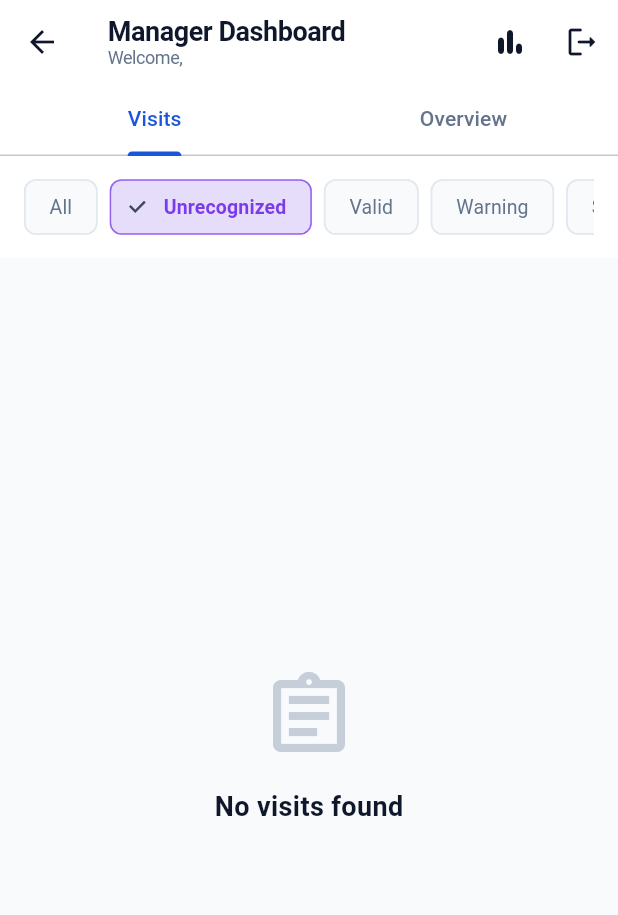
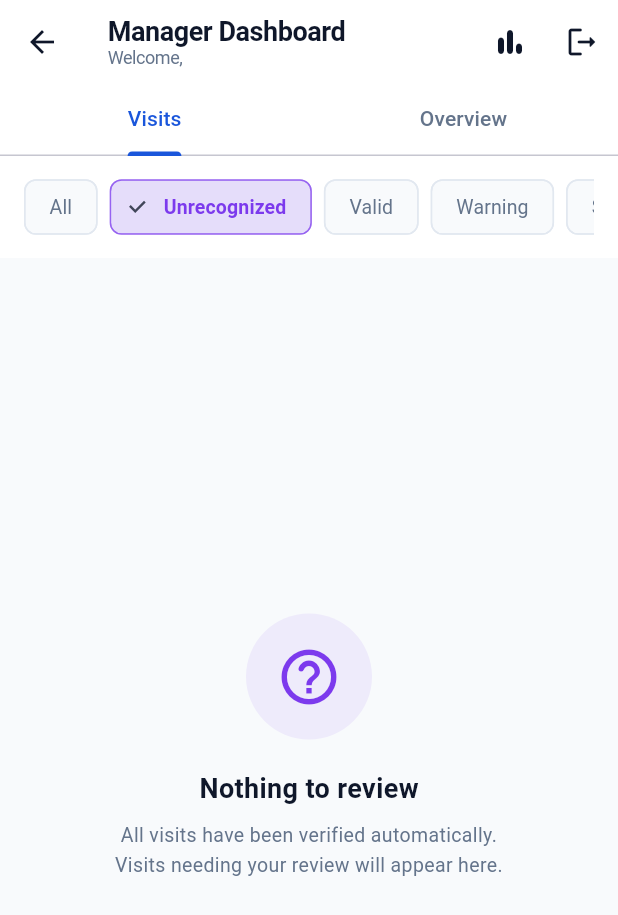
Before and after one commit to theashikd-git/queens-connect, a Flutter app: the ManagerDashboardScreen screen opened directly, after a tap on "Unrecognized", on a phone screen of 412 x 824 dp. Shown: the top 915 px of the screen. Run offline on Flutter 3.47's test engine with Material 3 defaults, Android fonts, the phone set to English and light mode, and no system bars; our stand-ins replace cached_network_image, cloud_firestore, firebase_auth, firebase_core, firebase_storage, flutter_local_notifications and 6 more; accounts and stored records are empty.

Commit message:
Refactor error and empty state handling in dashboard

```diff
--- a/lib/presentation/manager/manager_dashboard_screen.dart
+++ b/lib/presentation/manager/manager_dashboard_screen.dart
@@ -159,29 +159,11 @@ class _ManagerDashboardScreenState extends State<ManagerDashboardScreen>
                         color: AppTheme.primaryBlue));
               }
               if (snapshot.hasError) {
-                return Center(
-                    child: Text('Error: ${snapshot.error}',
-                        style: const TextStyle(color: AppTheme.errorRed)));
+                return _buildErrorState();
               }
               final visits = snapshot.data ?? [];
               if (visits.isEmpty) {
-                return Center(
-                  child: Column(
-                    mainAxisAlignment: MainAxisAlignment.center,
-                    children: [
-                      Icon(Icons.assignment_outlined,
-                          size: 64,
-                          color:
-                              AppTheme.textTertiary.withValues(alpha: 0.5)),
-                      const SizedBox(height: 16),
-                      const Text('No visits found',
-                          style: TextStyle(
-                              fontWeight: FontWeight.w700,
-                              fontSize: 18,
-                              color: AppTheme.textPrimary)),
-                    ],
-                  ),
-                );
+                return _buildEmptyState();
               }
               return ListView.builder(
                 padding: const EdgeInsets.fromLTRB(16, 8, 16, 16),
@@ -193,6 +175,139 @@ class _ManagerDashboardScreenState extends State<ManagerDashboardScreen>
           ),
         ),
       ],
+    );
+  }
+
+  // -----------------------------------------
+  //  EMPTY / ERROR STATES
+  // -----------------------------------------
+
+  /// Friendly "nothing here" message, worded per filter.
+  Widget _buildEmptyState() {
+    late final IconData icon;
+    late final String title;
+    late final String message;
+
+    switch (_selectedFilter) {
+      case 'unrecognized':
+        icon = Icons.help_outline_rounded;
+        title = 'Nothing to review';
+        message = 'All visits have been verified automatically.\n'
+            'Visits needing your review will appear here.';
+        break;
+      case 'valid':
+        icon = Icons.check_circle_outline_rounded;
+        title = 'No valid visits yet';
+        message = 'Visits logged within 100m of the hospital\n'
+            'will show up here.';
+        break;
+      case 'warning':
+        icon = Icons.warning_amber_rounded;
+        title = 'No warnings';
+        message = 'Nothing flagged for being slightly off location.\n'
+            'That is a good sign.';
+        break;
+      case 'suspicious':
+        icon = Icons.gpp_good_rounded;
+        title = 'No suspicious visits';
+        message = 'No location mismatches detected.\n'
+            'Everything looks clean.';
+        break;
+      default:
+        icon = Icons.assignment_outlined;
+        title = 'No visits yet';
+        message = 'Once your team starts logging visits,\n'
+            'they will appear here.';
+    }
+
+    final color = _selectedFilter == 'all'
+        ? AppTheme.textTertiary
+        : AppTheme.statusColor(_selectedFilter);
+
+    return Center(
+      child: Padding(
+        padding: const EdgeInsets.all(32),
+        child: Column(
+          mainAxisAlignment: MainAxisAlignment.center,
+          children: [
+            Container(
+              padding: const EdgeInsets.all(20),
+              decoration: BoxDecoration(
+                color: color.withValues(alpha: 0.08),
+                shape: BoxShape.circle,
+              ),
+              child: Icon(icon, size: 44, color: color),
+            ),
+            const SizedBox(height: 20),
+            Text(
+              title,
+              style: const TextStyle(
+                fontWeight: FontWeight.w700,
+                fontSize: 18,
+                color: AppTheme.textPrimary,
+              ),
+            ),
+            const SizedBox(height: 8),
+            Text(
+              message,
+              textAlign: TextAlign.center,
+              style: const TextStyle(
+                color: AppTheme.textSecondary,
+                fontSize: 13,
+                height: 1.5,
+              ),
+            ),
+          ],
+        ),
+      ),
+    );
+  }
+
+  /// Friendly error state — never dumps the raw Firestore exception at the user.
+  Widget _buildErrorState() {
+    return Center(
+      child: Padding(
+        padding: const EdgeInsets.all(32),
+        child: Column(
+          mainAxisAlignment: MainAxisAlignment.center,
+          children: [
+            Container(
+              padding: const EdgeInsets.all(20),
+              decoration: BoxDecoration(
+                color: AppTheme.errorRed.withValues(alpha: 0.08),
+                shape: BoxShape.circle,
+              ),
+              child: const Icon(Icons.cloud_off_rounded,
+                  size: 44, color: AppTheme.errorRed),
+            ),
+            const SizedBox(height: 20),
+            const Text(
+              'Could not load visits',
+              style: TextStyle(
+                fontWeight: FontWeight.w700,
+                fontSize: 18,
+                color: AppTheme.textPrimary,
+              ),
+            ),
+            const SizedBox(height: 8),
+            const Text(
+              'Please check your internet connection\nand try again.',
+              textAlign: TextAlign.center,
+              style: TextStyle(
+                color: AppTheme.textSecondary,
+                fontSize: 13,
+                height: 1.5,
+              ),
+            ),
+            const SizedBox(height: 20),
+            OutlinedButton.icon(
+              onPressed: () => setState(() {}),
+              icon: const Icon(Icons.refresh_rounded, size: 18),
+              label: const Text('Retry'),
+            ),
+          ],
+        ),
+      ),
     );
   }
 
```
